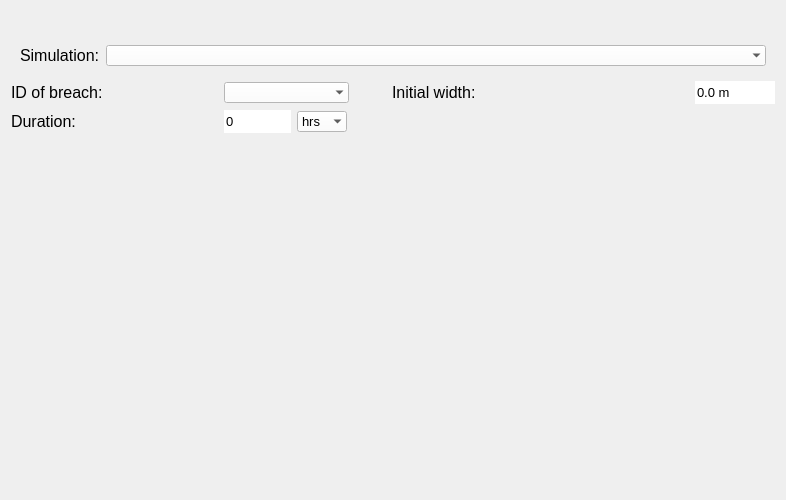
nens/threedi-api-qgis-client, file threedi_api_qgis_client/ui/page_breaches.ui: the form before one commit.
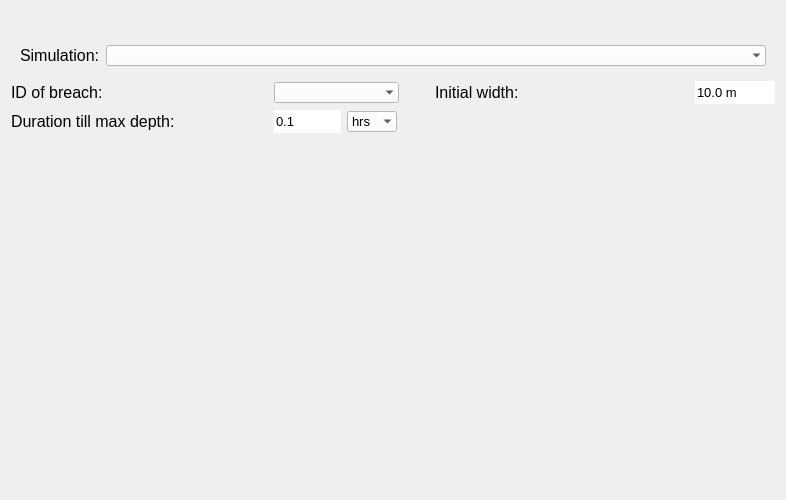
The form after the commit.

```diff
--- a/threedi_api_qgis_client/ui/page_breaches.ui
+++ b/threedi_api_qgis_client/ui/page_breaches.ui
@@ -191,6 +191,18 @@
    </item>
    <item row="5" column="0">
     <widget class="QLabel" name="label_2">
+     <property name="sizePolicy">
+      <sizepolicy hsizetype="Preferred" vsizetype="Preferred">
+       <horstretch>0</horstretch>
+       <verstretch>0</verstretch>
+      </sizepolicy>
+     </property>
+     <property name="minimumSize">
+      <size>
+       <width>225</width>
+       <height>0</height>
+      </size>
+     </property>
      <property name="font">
       <font>
        <family>Segoe UI</family>
@@ -198,7 +210,7 @@
       </font>
      </property>
      <property name="text">
-      <string>Duration:</string>
+      <string>Duration till max depth:</string>
      </property>
     </widget>
    </item>
@@ -227,6 +239,9 @@
      <property name="maximum">
       <double>100000000000000000620008645040778319495168.000000000000000</double>
      </property>
+     <property name="value">
+      <double>10.000000000000000</double>
+     </property>
     </widget>
    </item>
    <item row="5" column="3">
@@ -277,55 +292,6 @@
      </item>
     </widget>
    </item>
-   <item row="5" column="2">
-    <widget class="QSpinBox" name="sb_duration">
-     <property name="minimumSize">
-      <size>
-       <width>67</width>
-       <height>0</height>
-      </size>
-     </property>
-     <property name="maximumSize">
-      <size>
-       <width>50</width>
-       <height>16777215</height>
-      </size>
-     </property>
-     <property name="font">
-      <font>
-       <pointsize>10</pointsize>
-      </font>
-     </property>
-     <property name="styleSheet">
-      <string notr="true">QSpinBox {background-color: white;}</string>
-     </property>
-     <property name="frame">
-      <bool>false</bool>
-     </property>
-     <property name="buttonSymbols">
-      <enum>QAbstractSpinBox::NoButtons</enum>
-     </property>
-     <property name="maximum">
-      <number>999999999</number>
-     </property>
-    </widget>
-   </item>
-   <item row="5" column="1">
-    <spacer name="horizontalSpacer">
-     <property name="orientation">
-      <enum>Qt::Horizontal</enum>
-     </property>
-     <property name="sizeType">
-      <enum>QSizePolicy::Fixed</enum>
-     </property>
-     <property name="sizeHint" stdset="0">
-      <size>
-       <width>136</width>
-       <height>20</height>
-      </size>
-     </property>
-    </spacer>
-   </item>
    <item row="4" column="0" colspan="2">
     <widget class="QLabel" name="label">
      <property name="font">
@@ -349,7 +315,7 @@
      </property>
      <property name="sizeHint" stdset="0">
       <size>
-       <width>128</width>
+       <width>100</width>
        <height>20</height>
       </size>
      </property>
@@ -368,6 +334,46 @@
      </property>
     </spacer>
    </item>
+   <item row="5" column="2">
+    <widget class="QDoubleSpinBox" name="sb_duration">
+     <property name="minimumSize">
+      <size>
+       <width>67</width>
+       <height>0</height>
+      </size>
+     </property>
+     <property name="maximumSize">
+      <size>
+       <width>50</width>
+       <height>16777215</height>
+      </size>
+     </property>
+     <property name="font">
+      <font>
+       <family>Segoe UI</family>
+       <pointsize>10</pointsize>
+      </font>
+     </property>
+     <property name="styleSheet">
+      <string notr="true">QSpinBox {background-color: white;}</string>
+     </property>
+     <property name="frame">
+      <bool>false</bool>
+     </property>
+     <property name="buttonSymbols">
+      <enum>QAbstractSpinBox::NoButtons</enum>
+     </property>
+     <property name="decimals">
+      <number>1</number>
+     </property>
+     <property name="maximum">
+      <double>9999999999999999455752309870428160.000000000000000</double>
+     </property>
+     <property name="value">
+      <double>0.100000000000000</double>
+     </property>
+    </widget>
+   </item>
   </layout>
  </widget>
  <resources/>
```
Left out of the diff: 3 changed lines with no effect on the pictures.
